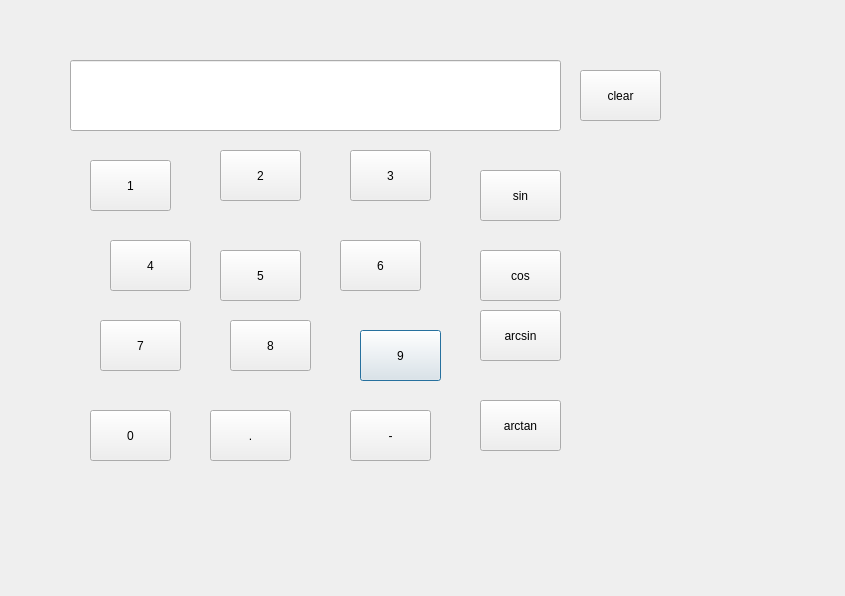
Above: ui/calyh.ui from backla/- before the change. Below: the same form after it.
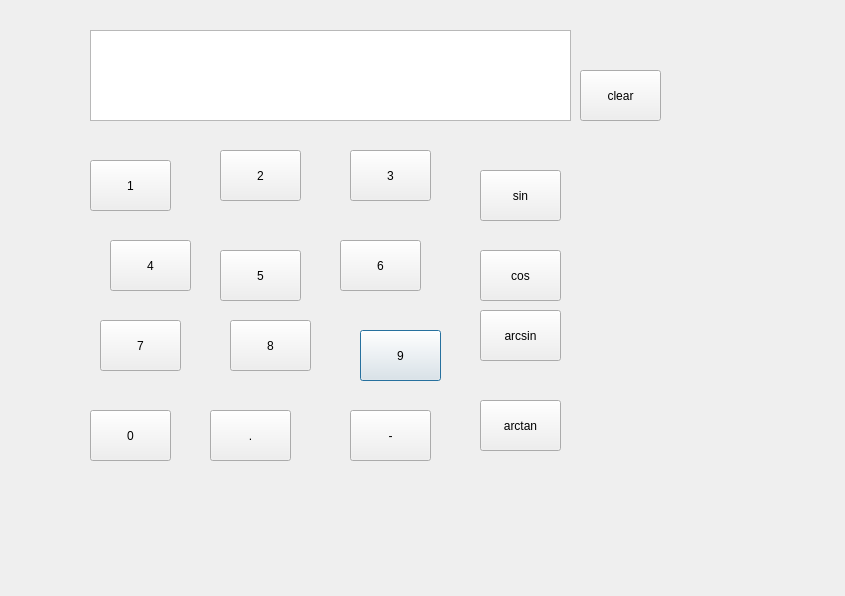
That is the form after the change.

Commit message:
修改了arcsin函数，优化了界面，新增Test部分
修改了arcsin函数，使其可以进行异常数据的处理，优化了界面，新增Test部分，但还没有实现test功能

```diff
--- a/ui/calyh.ui
+++ b/ui/calyh.ui
@@ -221,19 +221,6 @@
     <string>arcsin</string>
    </property>
   </widget>
-  <widget class="QLineEdit" name="editYh">
-   <property name="geometry">
-    <rect>
-     <x>70</x>
-     <y>60</y>
-     <width>491</width>
-     <height>71</height>
-    </rect>
-   </property>
-   <property name="readOnly">
-    <bool>true</bool>
-   </property>
-  </widget>
   <widget class="QPushButton" name="btnneg">
    <property name="geometry">
     <rect>
@@ -247,6 +234,16 @@
     <string>-</string>
    </property>
   </widget>
+  <widget class="QTextEdit" name="editYh">
+   <property name="geometry">
+    <rect>
+     <x>90</x>
+     <y>30</y>
+     <width>481</width>
+     <height>91</height>
+    </rect>
+   </property>
+  </widget>
  </widget>
  <layoutdefault spacing="6" margin="11"/>
  <resources/>
```
The commit also changes 7 other files.
